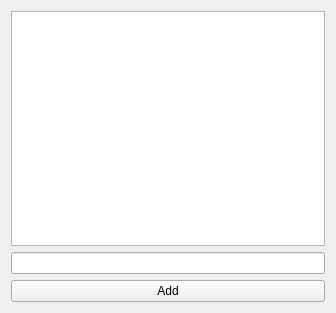
Qt form quicknote/qtnote/mainwindow.ui (andrehacker/all) before a commit.
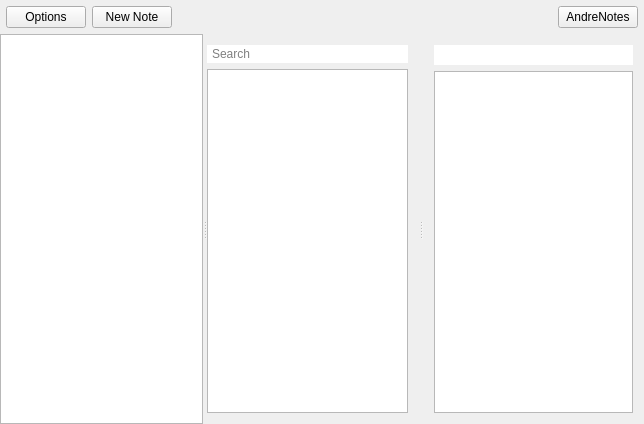
The same form after that commit. Icons and pictures are not drawn.

Diff of the .ui file:
```diff
--- a/quicknote/qtnote/mainwindow.ui
+++ b/quicknote/qtnote/mainwindow.ui
@@ -6,8 +6,8 @@
    <rect>
     <x>0</x>
     <y>0</y>
-    <width>336</width>
-    <height>313</height>
+    <width>644</width>
+    <height>424</height>
    </rect>
   </property>
   <property name="acceptDrops">
@@ -17,53 +17,152 @@
    <string>QNote</string>
   </property>
   <widget class="QWidget" name="centralWidget">
-   <property name="sizePolicy">
-    <sizepolicy hsizetype="Preferred" vsizetype="Preferred">
-     <horstretch>0</horstretch>
-     <verstretch>0</verstretch>
-    </sizepolicy>
-   </property>
    <layout class="QVBoxLayout" name="verticalLayout_2">
+    <property name="margin">
+     <number>0</number>
+    </property>
     <item>
-     <layout class="QVBoxLayout" name="verticalLayout">
-      <property name="sizeConstraint">
-       <enum>QLayout::SetMaximumSize</enum>
+     <layout class="QHBoxLayout" name="horizontalLayout">
+      <property name="leftMargin">
+       <number>6</number>
       </property>
+      <property name="topMargin">
+       <number>6</number>
+      </property>
+      <property name="rightMargin">
+       <number>6</number>
+      </property>
       <item>
-       <widget class="QPlainTextEdit" name="textEditLog">
+       <widget class="QPushButton" name="buttonOptions">
+        <property name="layoutDirection">
+         <enum>Qt::LeftToRight</enum>
+        </property>
+        <property name="styleSheet">
+         <string notr="true"/>
+        </property>
+        <property name="text">
+         <string>Options</string>
+        </property>
+        <property name="icon">
+         <iconset resource="res.qrc">
+          <normaloff>:/files/res/glyphicons_023_cogwheels.png</normaloff>:/files/res/glyphicons_023_cogwheels.png</iconset>
+        </property>
+        <property name="flat">
+         <bool>false</bool>
+        </property>
+       </widget>
+      </item>
+      <item>
+       <widget class="QPushButton" name="buttonNew">
         <property name="sizePolicy">
-         <sizepolicy hsizetype="Expanding" vsizetype="Expanding">
+         <sizepolicy hsizetype="Minimum" vsizetype="Fixed">
           <horstretch>0</horstretch>
           <verstretch>0</verstretch>
          </sizepolicy>
         </property>
-        <property name="plainText">
-         <string/>
+        <property name="text">
+         <string>New Note</string>
         </property>
+        <property name="icon">
+         <iconset>
+          <normaloff>res/glyphicons_190_circle_plus.png</normaloff>res/glyphicons_190_circle_plus.png</iconset>
+        </property>
+        <property name="flat">
+         <bool>false</bool>
+        </property>
        </widget>
       </item>
       <item>
-       <widget class="QLineEdit" name="lineEdit"/>
+       <spacer name="horizontalSpacer">
+        <property name="orientation">
+         <enum>Qt::Horizontal</enum>
+        </property>
+        <property name="sizeHint" stdset="0">
+         <size>
+          <width>40</width>
+          <height>20</height>
+         </size>
+        </property>
+       </spacer>
       </item>
       <item>
-       <layout class="QHBoxLayout" name="horizontalLayout">
-        <item>
-         <widget class="QPushButton" name="button1">
-          <property name="text">
-           <string>Add</string>
-          </property>
-          <property name="autoDefault">
-           <bool>false</bool>
-          </property>
-          <property name="default">
-           <bool>false</bool>
-          </property>
-         </widget>
-        </item>
-       </layout>
+       <widget class="QPushButton" name="buttonProfile">
+        <property name="text">
+         <string>AndreNotes</string>
+        </property>
+        <property name="flat">
+         <bool>false</bool>
+        </property>
+       </widget>
       </item>
      </layout>
     </item>
+    <item>
+     <widget class="QSplitter" name="splitter">
+      <property name="orientation">
+       <enum>Qt::Horizontal</enum>
+      </property>
+      <widget class="QListView" name="listTags">
+       <property name="frameShadow">
+        <enum>QFrame::Raised</enum>
+       </property>
+       <property name="selectionMode">
+        <enum>QAbstractItemView::ExtendedSelection</enum>
+       </property>
+      </widget>
+      <widget class="QWidget" name="layoutWidget">
+       <layout class="QVBoxLayout" name="verticalLayout_3">
+        <property name="leftMargin">
+         <number>0</number>
+        </property>
+        <item>
+         <widget class="QLineEdit" name="lineSearch">
+          <property name="sizePolicy">
+           <sizepolicy hsizetype="Expanding" vsizetype="Fixed">
+            <horstretch>0</horstretch>
+            <verstretch>0</verstretch>
+           </sizepolicy>
+          </property>
+          <property name="styleSheet">
+           <string notr="true">padding-right: 20px; padding-left: 2px; background: url(:/files/res/glyphicons_027_search_16px.png); background-position: right; background-repeat: no-repeat; border: 1px solid white;border-radius: 10px</string>
+          </property>
+          <property name="frame">
+           <bool>false</bool>
+          </property>
+          <property name="placeholderText">
+           <string notr="true">Search</string>
+          </property>
+         </widget>
+        </item>
+        <item>
+         <widget class="QListView" name="listResult">
+          <property name="frameShadow">
+           <enum>QFrame::Raised</enum>
+          </property>
+         </widget>
+        </item>
+       </layout>
+      </widget>
+      <widget class="QWidget" name="layoutWidget1">
+       <layout class="QVBoxLayout" name="verticalLayout">
+        <item>
+         <widget class="QLineEdit" name="lineTitle">
+          <property name="frame">
+           <bool>false</bool>
+          </property>
+         </widget>
+        </item>
+        <item>
+         <widget class="QPlainTextEdit" name="textContent">
+          <property name="frameShadow">
+           <enum>QFrame::Raised</enum>
+          </property>
+         </widget>
+        </item>
+       </layout>
+      </widget>
+     </widget>
+    </item>
    </layout>
   </widget>
  </widget>
```
Left out of the diff: 48 changed lines with no effect on the pictures.
